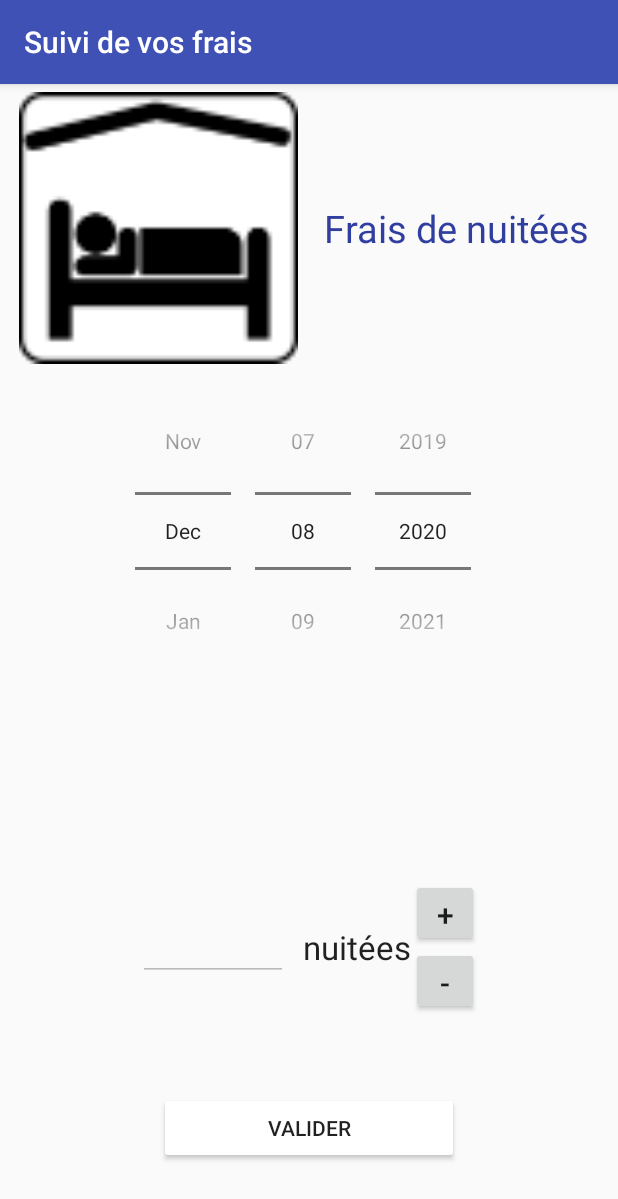
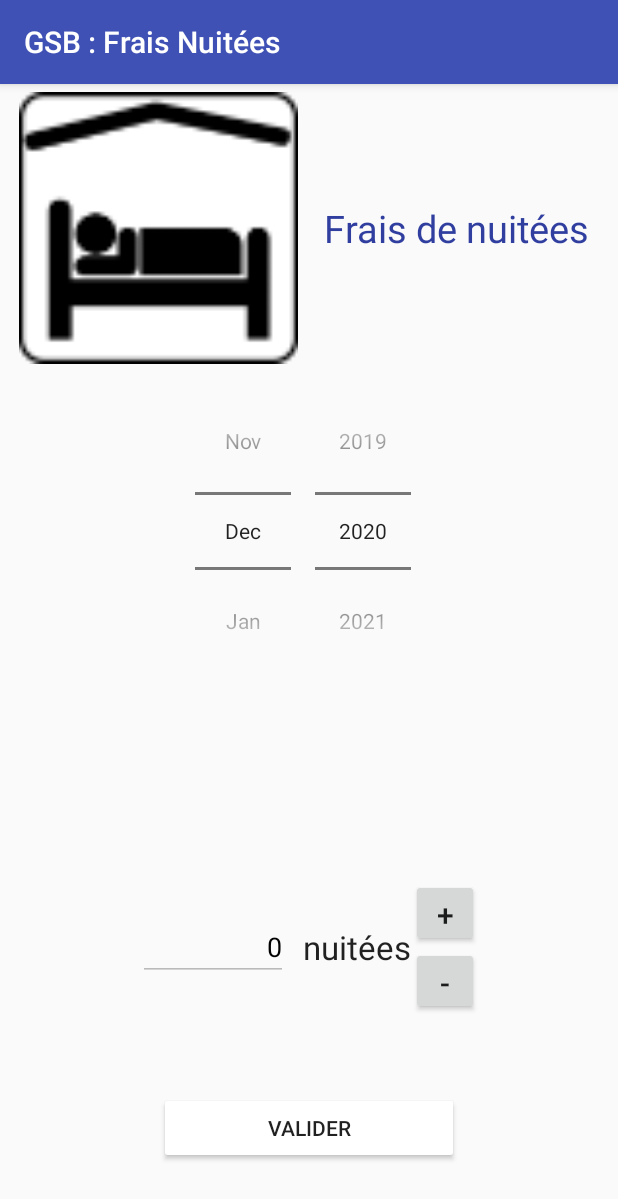
Before and after one commit to AlexisVedrenne/GSBAppliAndroid, an Android app: the Nuitees screen opened directly, with no data from a screen before it, on a phone screen of 412 x 824 dp. Shown: the top 1199 px of the screen. Run offline under Robolectric (Android 15) with nearby library versions, the phone set to English and light mode, and no system bars.

Commit message:
Finalisation de la deuxième activity Frais de nuitées

```diff
--- a/app/src/main/java/fr/bonaparte/suividevosfrais/MainActivity.java
+++ b/app/src/main/java/fr/bonaparte/suividevosfrais/MainActivity.java
@@ -24,6 +24,7 @@ public class MainActivity extends AppCompatActivity {
         cmdMenu_clic(((ImageButton) findViewById(R.id.cmdKm)), KmActivity.class);
         cmdMenu_clic(((ImageButton) findViewById(R.id.cmdHf)), HfActivity.class);
         cmdMenu_clic(((ImageButton) findViewById(R.id.cmdHfRecap)), HfRecapActivity.class);
+        cmdMenu_clic(((ImageButton) findViewById(R.id.cmdNuitee)),Nuitees.class);
         cmdTransfert_clic();
     }
 
--- a/app/src/main/java/fr/bonaparte/suividevosfrais/Nuitees.java
+++ b/app/src/main/java/fr/bonaparte/suividevosfrais/Nuitees.java
@@ -2,13 +2,132 @@ package fr.bonaparte.suividevosfrais;
 
 import androidx.appcompat.app.AppCompatActivity;
 
+import android.content.Intent;
 import android.os.Bundle;
+import android.view.View;
+import android.widget.Button;
+import android.widget.DatePicker;
+import android.widget.EditText;
+import android.widget.ImageView;
+
+import java.util.Locale;
 
 public class Nuitees extends AppCompatActivity {
+    private Integer annee ;
+    private Integer mois ;
+    private Integer qte ;
 
     @Override
     protected void onCreate(Bundle savedInstanceState) {
         super.onCreate(savedInstanceState);
         setContentView(R.layout.activity_nuitees);
+        setTitle("GSB : Frais Nuitées");
+        // modification de l'affichage du DatePicker
+        Global.changeAfficheDate((DatePicker) findViewById(R.id.datNuitee), false) ;
+        // valorisation des propriétés
+        valoriseProprietes() ;
+        // chargement des méthodes événementielles
+        imgReturn_clic() ;
+        cmdValider_clic() ;
+        cmdPlus_clic() ;
+        cmdMoins_clic() ;
+        dat_clic() ;
+    }
+
+    /**
+     * Valorisation des propriétés avec les informations affichées
+     */
+    private void valoriseProprietes() {
+        annee = ((DatePicker)findViewById(R.id.datNuitee)).getYear() ;
+        mois = ((DatePicker)findViewById(R.id.datNuitee)).getMonth() + 1 ;
+        qte = 0 ;
+        Integer key = annee*100+mois ;
+        if (Global.listFraisMois.containsKey(key)) {
+            qte = Global.listFraisMois.get(key).getNuitee();
+        }
+        ((EditText)findViewById(R.id.txtnuitee)).setText(String.format(Locale.FRANCE, "%d", qte)) ;
+    }
+
+    /**
+     * Sur la selection de l'image : retour au menu principal
+     */
+    private void imgReturn_clic() {
+        findViewById(R.id.imgNuiteReturn).setOnClickListener(new ImageView.OnClickListener() {
+            public void onClick(View v) {
+                retourActivityPrincipale() ;
+            }
+        }) ;
+    }
+
+    /**
+     * Sur le clic du bouton valider : sérialisation
+     */
+    private void cmdValider_clic() {
+        findViewById(R.id.cmdNuiteeValider).setOnClickListener(new Button.OnClickListener() {
+            public void onClick(View v) {
+                Serializer.serialize(Global.listFraisMois,Nuitees.this) ;
+                retourActivityPrincipale() ;
+            }
+        }) ;
+    }
+
+    /**
+     * Sur le clic du bouton plus : ajout de 10 dans la quantité
+     */
+    private void cmdPlus_clic() {
+        findViewById(R.id.cmdNuitePlus).setOnClickListener(new Button.OnClickListener() {
+            public void onClick(View v) {
+                qte+=1 ;
+                enregNewQte() ;
+            }
+        }) ;
+    }
+
+    /**
+     * Sur le clic du bouton moins : enlève 10 dans la quantité si c'est possible
+     */
+    private void cmdMoins_clic() {
+        findViewById(R.id.cmdNuiteMoins).setOnClickListener(new Button.OnClickListener() {
+            public void onClick(View v) {
+                qte = Math.max(0, qte-1) ; // suppression de 10 si possible
+                enregNewQte() ;
+            }
+        }) ;
+    }
+
+    /**
+     * Sur le changement de date : mise à jour de l'affichage de la qte
+     */
+    private void dat_clic() {
+        final DatePicker uneDate = (DatePicker) findViewById(R.id.datNuitee);
+        uneDate.init(uneDate.getYear(), uneDate.getMonth(), uneDate.getDayOfMonth(), new DatePicker.OnDateChangedListener(){
+            @Override
+            public void onDateChanged(DatePicker view, int year, int monthOfYear, int dayOfMonth) {
+                valoriseProprietes() ;
+            }
+        });
+    }
+
+    /**
+     * Enregistrement dans la zone de texte et dans la liste de la nouvelle qte, à la date choisie
+     */
+    private void enregNewQte() {
+        // enregistrement dans la zone de texte
+        ((EditText)findViewById(R.id.txtnuitee)).setText(String.format(Locale.FRANCE, "%d", qte)) ;
+        // enregistrement dans la liste
+        Integer key = annee*100+mois ;
+        if (!Global.listFraisMois.containsKey(key)) {
+            // creation du mois et de l'annee s'ils n'existent pas déjà
+            Global.listFraisMois.put(key, new FraisMois(annee, mois)) ;
+        }
+        Global.listFraisMois.get(key).setNuitee(qte); ;
+    }
+
+    /**
+     * Retour à l'activité principale (le menu)
+     */
+    private void retourActivityPrincipale() {
+        Intent intent = new Intent(Nuitees.this, MainActivity.class) ;
+        startActivity(intent) ;
     }
 }
--- a/app/src/main/res/layout/activity_nuitees.xml
+++ b/app/src/main/res/layout/activity_nuitees.xml
@@ -8,7 +8,7 @@
     android:layout_alignParentBottom="true"
     android:orientation="vertical"
     android:weightSum="1"
-    tools:context=".KmActivity">
+    tools:context=".Nuitees">
 
     <LinearLayout
         android:layout_width="match_parent"
@@ -27,12 +27,12 @@
             android:orientation="horizontal">
 
             <ImageView
-                android:id="@+id/imgKmReturn"
+                android:id="@+id/imgNuiteReturn"
                 android:layout_width="0dp"
                 android:layout_height="match_parent"
                 android:layout_gravity="end"
                 android:layout_weight="1"
-                android:contentDescription="@string/icon_frais_km"
+                android:contentDescription="@string/icone_frais_nuitee"
                 android:src="@drawable/frais_nuitee" />
         </LinearLayout>
 
@@ -44,7 +44,7 @@
             android:orientation="horizontal">
 
             <TextView
-                android:id="@+id/txtTitleKm"
+                android:id="@+id/txtTitleNuite"
                 android:layout_width="0dp"
                 android:layout_height="match_parent"
                 android:layout_weight="1"
@@ -67,7 +67,7 @@
         android:orientation="vertical">
 
         <DatePicker
-            android:id="@+id/datKm"
+            android:id="@+id/datNuitee"
             android:layout_width="match_parent"
             android:layout_height="match_parent"
             android:layout_gravity="center"
@@ -91,7 +91,7 @@
             tools:ignore="RtlSymmetry">
 
             <EditText
-                android:id="@+id/txtKm"
+                android:id="@+id/txtnuitee"
                 android:layout_width="match_parent"
                 android:layout_height="wrap_content"
                 android:layout_gravity="center"
@@ -120,11 +120,11 @@
             tools:ignore="RtlSymmetry">
 
             <TextView
-                android:id="@+id/lblKm"
+                android:id="@+id/lblNuite"
                 android:layout_width="wrap_content"
                 android:layout_height="wrap_content"
                 android:layout_gravity="center"
-                android:labelFor="@+id/txtKm"
+                android:labelFor="@+id/txtNuite"
                 android:text="@string/nuitees"
                 android:textAppearance="?android:attr/textAppearanceLarge" />
 
@@ -139,7 +139,7 @@
             tools:ignore="RtlSymmetry">
 
             <Button
-                android:id="@+id/cmdKmPlus"
+                android:id="@+id/cmdNuitePlus"
                 android:layout_width="45dp"
                 android:layout_height="45dp"
                 android:gravity="center"
@@ -147,7 +147,7 @@
                 android:textSize="20sp" />
 
             <Button
-                android:id="@+id/cmdKmMoins"
+                android:id="@+id/cmdNuiteMoins"
                 android:layout_width="45dp"
                 android:layout_height="45dp"
                 android:gravity="center"
@@ -165,7 +165,7 @@
         android:paddingTop="20dp">
 
         <Button
-            android:id="@+id/cmdKmValider"
+            android:id="@+id/cmdNuiteeValider"
             android:layout_width="200dp"
             android:layout_height="wrap_content"
             android:layout_gravity="center"
```
